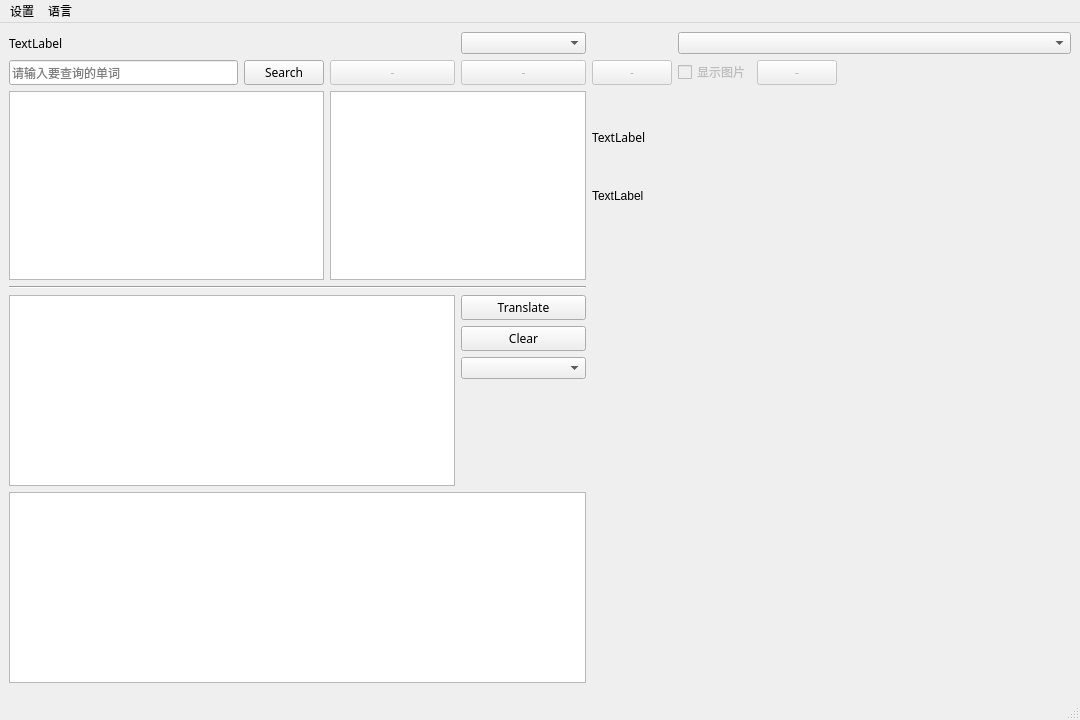
This is ui/dict.ui in Pickaxe233/Lite-Dict as Qt 5 draws it before an edit. The edited form follows.
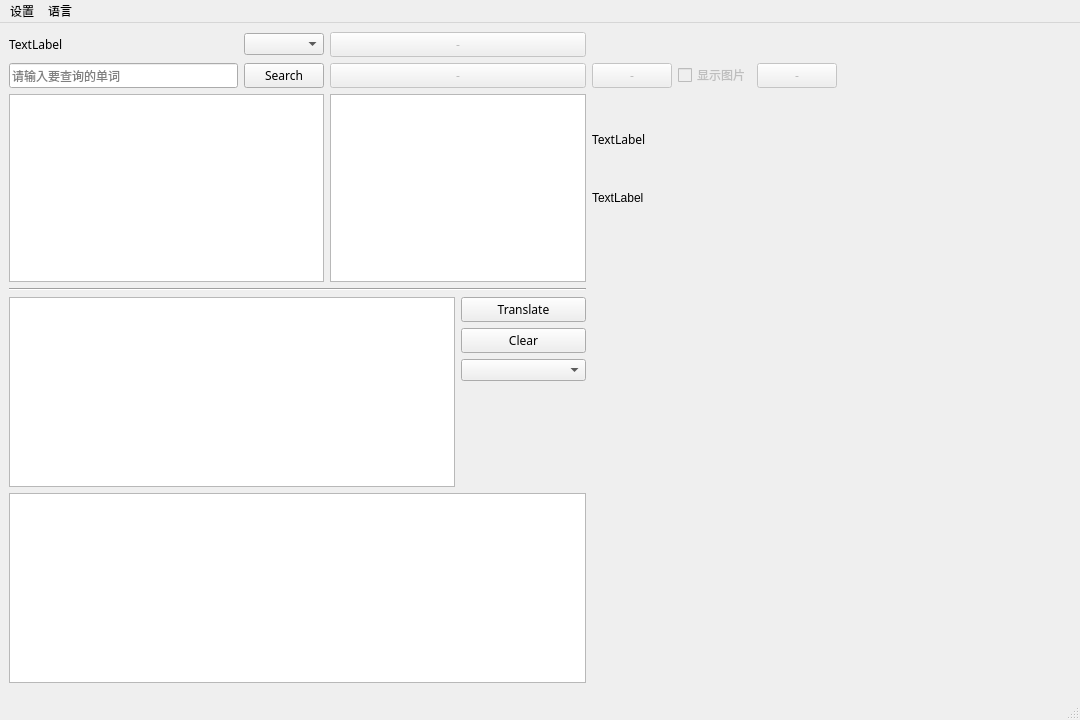
This is the edited form.

Commit message: correct error

What changed in the file:
```diff
--- a/ui/dict.ui
+++ b/ui/dict.ui
@@ -30,8 +30,14 @@
   </property>
   <widget class="QWidget" name="centralwidget">
    <layout class="QGridLayout" name="gridLayout">
-    <item row="17" column="0">
+    <item row="18" column="0">
      <widget class="QLineEdit" name="lineEdit">
+      <property name="minimumSize">
+       <size>
+        <width>150</width>
+        <height>0</height>
+       </size>
+      </property>
       <property name="font">
        <font>
         <family>等线</family>
@@ -45,29 +51,54 @@
       </property>
      </widget>
     </item>
-    <item row="20" column="0" colspan="4">
+    <item row="26" column="3">
+     <spacer name="verticalSpacer">
+      <property name="orientation">
+       <enum>Qt::Vertical</enum>
+      </property>
+      <property name="sizeHint" stdset="0">
+       <size>
+        <width>20</width>
+        <height>40</height>
+       </size>
+      </property>
+     </spacer>
+    </item>
+    <item row="18" column="1">
+     <widget class="QPushButton" name="pushButton">
+      <property name="font">
+       <font>
+        <family>等线</family>
+       </font>
+      </property>
+      <property name="text">
+       <string>Search</string>
+      </property>
+     </widget>
+    </item>
+    <item row="18" column="9">
+     <widget class="QPushButton" name="pushButton_4">
+      <property name="enabled">
+       <bool>false</bool>
+      </property>
+      <property name="font">
+       <font>
+        <family>等线</family>
+       </font>
+      </property>
+      <property name="text">
+       <string>-</string>
+      </property>
+     </widget>
+    </item>
+    <item row="22" column="0" colspan="4">
      <widget class="Line" name="line">
       <property name="orientation">
        <enum>Qt::Horizontal</enum>
       </property>
      </widget>
     </item>
-    <item row="23" column="3">
-     <widget class="QComboBox" name="comboBox_2"/>
-    </item>
-    <item row="18" column="2" rowspan="2" colspan="2">
-     <widget class="QListWidget" name="listWidget_2">
-      <property name="font">
-       <font>
-        <family>等线</family>
-       </font>
-      </property>
-      <property name="wordWrap">
-       <bool>true</bool>
-      </property>
-     </widget>
-    </item>
-    <item row="17" column="8">
+    <item row="18" column="8">
      <widget class="QCheckBox" name="checkBox">
       <property name="enabled">
        <bool>false</bool>
@@ -82,69 +113,19 @@
       </property>
      </widget>
     </item>
-    <item row="17" column="2">
-     <widget class="QPushButton" name="pushButton_2">
-      <property name="enabled">
-       <bool>false</bool>
-      </property>
+    <item row="24" column="3">
+     <widget class="QPushButton" name="pushButton_7">
       <property name="font">
        <font>
         <family>等线</family>
        </font>
       </property>
       <property name="text">
-       <string>-</string>
+       <string>Clear</string>
       </property>
      </widget>
     </item>
-    <item row="17" column="10">
-     <spacer name="horizontalSpacer">
-      <property name="orientation">
-       <enum>Qt::Horizontal</enum>
-      </property>
-      <property name="sizeHint" stdset="0">
-       <size>
-        <width>40</width>
-        <height>20</height>
-       </size>
-      </property>
-     </spacer>
-    </item>
-    <item row="17" column="9">
-     <widget class="QPushButton" name="pushButton_4">
-      <property name="enabled">
-       <bool>false</bool>
-      </property>
-      <property name="font">
-       <font>
-        <family>等线</family>
-       </font>
-      </property>
-      <property name="text">
-       <string>-</string>
-      </property>
-     </widget>
-    </item>
-    <item row="25" column="0" colspan="4">
-     <widget class="QTextBrowser" name="textBrowser">
-      <property name="openLinks">
-       <bool>false</bool>
-      </property>
-     </widget>
-    </item>
-    <item row="17" column="1">
-     <widget class="QPushButton" name="pushButton">
-      <property name="font">
-       <font>
-        <family>等线</family>
-       </font>
-      </property>
-      <property name="text">
-       <string>Search</string>
-      </property>
-     </widget>
-    </item>
-    <item row="18" column="0" rowspan="2" colspan="2">
+    <item row="20" column="0" rowspan="2" colspan="2">
      <widget class="QListWidget" name="listWidget">
       <property name="font">
        <font>
@@ -168,10 +149,22 @@
       </property>
      </widget>
     </item>
-    <item row="16" column="8" colspan="3">
-     <widget class="QComboBox" name="comboBox_3"/>
+    <item row="23" column="0" rowspan="4" colspan="3">
+     <widget class="QPlainTextEdit" name="plainTextEdit"/>
     </item>
-    <item row="17" column="6" colspan="2">
+    <item row="20" column="2" rowspan="2" colspan="2">
+     <widget class="QListWidget" name="listWidget_2">
+      <property name="font">
+       <font>
+        <family>等线</family>
+       </font>
+      </property>
+      <property name="wordWrap">
+       <bool>true</bool>
+      </property>
+     </widget>
+    </item>
+    <item row="18" column="6" colspan="2">
      <widget class="QPushButton" name="pushButton_5">
       <property name="enabled">
        <bool>false</bool>
@@ -186,11 +179,67 @@
       </property>
      </widget>
     </item>
-    <item row="17" column="3">
+    <item row="18" column="10">
+     <spacer name="horizontalSpacer">
+      <property name="orientation">
+       <enum>Qt::Horizontal</enum>
+      </property>
+      <property name="sizeHint" stdset="0">
+       <size>
+        <width>40</width>
+        <height>20</height>
+       </size>
+      </property>
+     </spacer>
+    </item>
+    <item row="27" column="0" colspan="4">
+     <widget class="QTextBrowser" name="textBrowser">
+      <property name="openLinks">
+       <bool>false</bool>
+      </property>
+     </widget>
+    </item>
+    <item row="25" column="3">
+     <widget class="QComboBox" name="comboBox_2"/>
+    </item>
+    <item row="23" column="3">
+     <widget class="QPushButton" name="pushButton_6">
+      <property name="font">
+       <font>
+        <family>等线</family>
+       </font>
+      </property>
+      <property name="text">
+       <string>Translate</string>
+      </property>
+     </widget>
+    </item>
+    <item row="20" column="6" colspan="5">
+     <widget class="QLabel" name="label_3">
+      <property name="font">
+       <font>
+        <family>等线</family>
+       </font>
+      </property>
+      <property name="text">
+       <string>TextLabel</string>
+      </property>
+      <property name="wordWrap">
+       <bool>true</bool>
+      </property>
+     </widget>
+    </item>
+    <item row="18" column="2" colspan="2">
      <widget class="QPushButton" name="pushButton_3">
       <property name="enabled">
        <bool>false</bool>
       </property>
+      <property name="minimumSize">
+       <size>
+        <width>150</width>
+        <height>0</height>
+       </size>
+      </property>
       <property name="font">
        <font>
         <family>等线</family>
@@ -201,25 +250,38 @@
       </property>
      </widget>
     </item>
-    <item row="16" column="3">
+    <item row="21" column="6" rowspan="8" colspan="5" alignment="Qt::AlignTop">
+     <widget class="QLabel" name="label">
+      <property name="text">
+       <string>TextLabel</string>
+      </property>
+     </widget>
+    </item>
+    <item row="17" column="1">
      <widget class="QComboBox" name="comboBox"/>
     </item>
-    <item row="18" column="6" colspan="5">
-     <widget class="QLabel" name="label_3">
+    <item row="17" column="2" colspan="2" alignment="Qt::AlignBottom">
+     <widget class="QPushButton" name="pushButton_2">
+      <property name="enabled">
+       <bool>false</bool>
+      </property>
+      <property name="minimumSize">
+       <size>
+        <width>150</width>
+        <height>0</height>
+       </size>
+      </property>
       <property name="font">
        <font>
         <family>等线</family>
        </font>
       </property>
       <property name="text">
-       <string>TextLabel</string>
-      </property>
-      <property name="wordWrap">
-       <bool>true</bool>
+       <string>-</string>
       </property>
      </widget>
     </item>
-    <item row="16" column="0" colspan="3">
+    <item row="17" column="0">
      <widget class="QLabel" name="label_2">
       <property name="font">
        <font>
@@ -229,52 +291,8 @@
       <property name="text">
        <string>TextLabel</string>
       </property>
-     </widget>
-    </item>
-    <item row="24" column="3">
-     <spacer name="verticalSpacer">
-      <property name="orientation">
-       <enum>Qt::Vertical</enum>
-      </property>
-      <property name="sizeHint" stdset="0">
-       <size>
-        <width>20</width>
-        <height>40</height>
-       </size>
-      </property>
-     </spacer>
-    </item>
-    <item row="19" column="6" rowspan="8" colspan="5" alignment="Qt::AlignTop">
-     <widget class="QLabel" name="label">
-      <property name="text">
-       <string>TextLabel</string>
-      </property>
-     </widget>
-    </item>
-    <item row="21" column="3">
-     <widget class="QPushButton" name="pushButton_6">
-      <property name="font">
-       <font>
-        <family>等线</family>
-       </font>
-      </property>
-      <property name="text">
-       <string>Translate</string>
-      </property>
-     </widget>
-    </item>
-    <item row="21" column="0" rowspan="4" colspan="3">
-     <widget class="QPlainTextEdit" name="plainTextEdit"/>
-    </item>
-    <item row="22" column="3">
-     <widget class="QPushButton" name="pushButton_7">
-      <property name="font">
-       <font>
-        <family>等线</family>
-       </font>
-      </property>
-      <property name="text">
-       <string>Clear</string>
+      <property name="textFormat">
+       <enum>Qt::AutoText</enum>
       </property>
      </widget>
     </item>
```
The commit also changes 2 other files.
